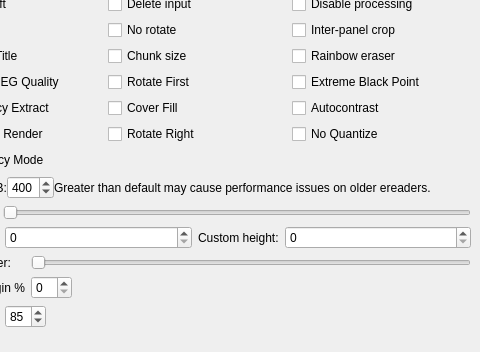
ciromattia/kcc, file gui/KCC.ui: the form before one commit; both pictures show x 86 to 566 and y 455 to 807 of the 566 by 807 pixel window.
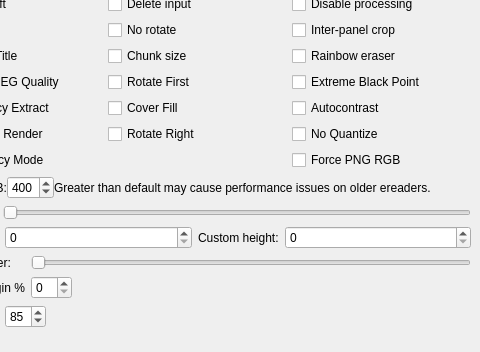
The form after the commit. Icons and pictures are not drawn.

```diff
--- a/gui/KCC.ui
+++ b/gui/KCC.ui
@@ -965,6 +965,16 @@
          </property>
         </widget>
        </item>
+       <item row="11" column="2">
+        <widget class="QCheckBox" name="forcePngRgbBox">
+         <property name="toolTip">
+          <string>Force full color images to be saved in lossless PNG format, dramatically increases the filesize.</string>
+         </property>
+         <property name="text">
+          <string>Force PNG RGB</string>
+         </property>
+        </widget>
+       </item>
       </layout>
      </widget>
     </item>
```
Left out of the diff: 2 changed lines with no effect on the pictures.
